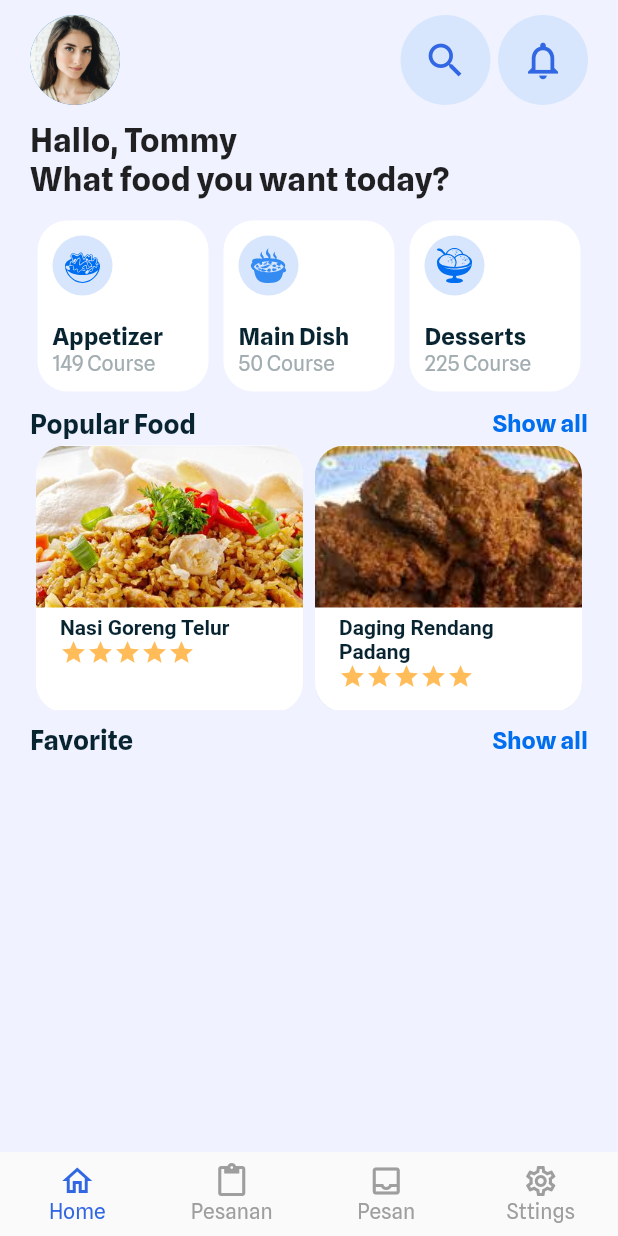
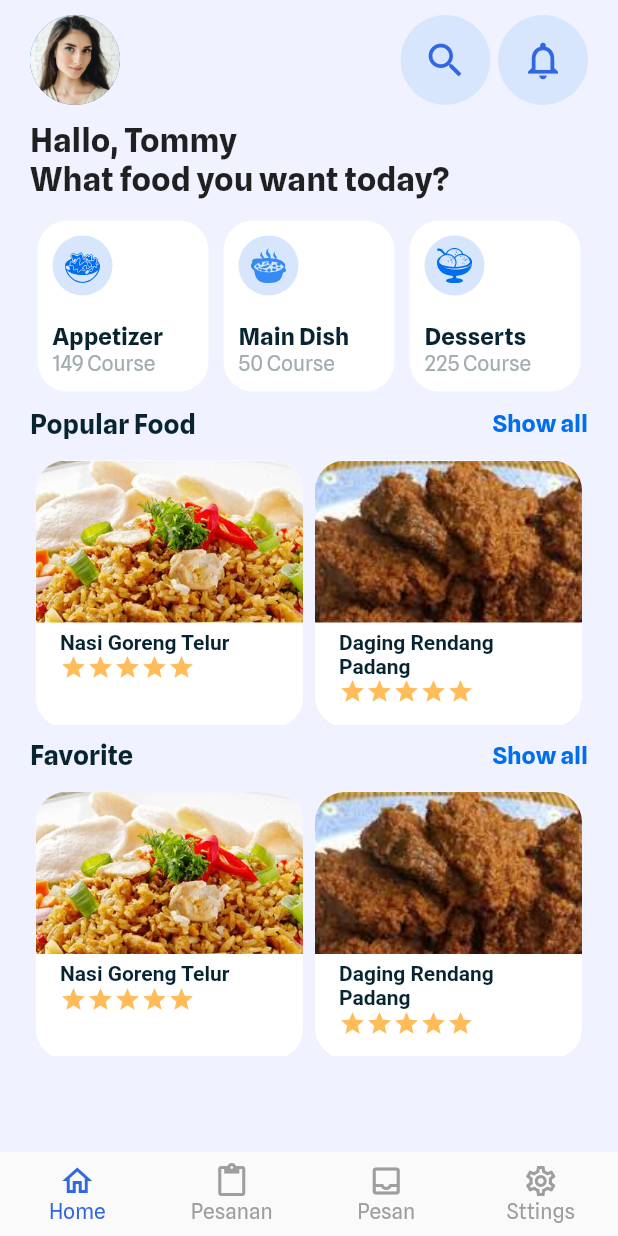
Before and after one commit to syafrialzulmi/flutter_food_sea, a Flutter app: the screen it shows after launch, on a phone screen of 412 x 824 dp. Run offline on Flutter 3.47's test engine with Material 2 defaults, Android fonts, the phone set to English and light mode, and no system bars; our stand-ins replace flutter_svg.

Commit message:
update favotite

```diff
--- a/lib/home_page.dart
+++ b/lib/home_page.dart
@@ -211,6 +211,7 @@
                       ),
                     ],
                   ),
+                  const SizedBox(height: 10),
                   SizedBox(
                     height: 180,
                     child: GridView.count(
@@ -218,7 +219,8 @@
                       shrinkWrap: true,
                       physics: NeverScrollableScrollPhysics(),
                       children: myFoodPopular
-                          .map((popular) => SizedBox(
+                          .map(
+                            (popular) => SizedBox(
                               child: Card(
                                 shape: RoundedRectangleBorder(
                                   borderRadius: BorderRadius.circular(20),
@@ -245,43 +247,36 @@
                                               Text(
                                                 popular['namePopular'],
                                                 maxLines: 2,
-                                                      style: TextStyle(
-                                                        fontWeight:
-                                                            FontWeight.bold,
-                                                        color:
-                                                            Color(0xff082431),
+                                                style: const TextStyle(
+                                                  fontWeight: FontWeight.bold,
+                                                  color: Color(0xff082431),
                                                 ),
                                               ),
                                               Row(
                                                 children: const [
                                                   Icon(
                                                     Icons.star_outlined,
-                                                          color:
-                                                              Color(0xffFFBC58),
+                                                    color: Color(0xffFFBC58),
                                                     size: 18,
                                                   ),
                                                   Icon(
                                                     Icons.star_outlined,
-                                                          color:
-                                                              Color(0xffFFBC58),
+                                                    color: Color(0xffFFBC58),
                                                     size: 18,
                                                   ),
                                                   Icon(
                                                     Icons.star_outlined,
-                                                          color:
-                                                              Color(0xffFFBC58),
+                                                    color: Color(0xffFFBC58),
                                                     size: 18,
                                                   ),
                                                   Icon(
                                                     Icons.star_outlined,
-                                                          color:
-                                                              Color(0xffFFBC58),
+                                                    color: Color(0xffFFBC58),
                                                     size: 18,
                                                   ),
                                                   Icon(
                                                     Icons.star_outlined,
-                                                          color:
-                                                              Color(0xffFFBC58),
+                                                    color: Color(0xffFFBC58),
                                                     size: 18,
                                                   ),
                                                 ],
@@ -294,18 +289,7 @@
                                   ),
                                 ),
                               ),
-                                  )
-                              // Container(
-                              //   margin: EdgeInsets.all(5),
-                              //   decoration: BoxDecoration(
-                              //     color: Colors.white,
-                              //     borderRadius: BorderRadius.circular(20),
-                              //   ),
-                              //   child: GridTile(
-                              //     header: GridTileBar(),
-                              //     footer: GridTileBar(),
-                              //   ),
-                              // ),
+                            ),
                           )
                           .toList(),
                     ),
@@ -331,7 +315,90 @@
                         ),
                       ),
                     ],
+                  ),
+                  const SizedBox(height: 10),
+                  SizedBox(
+                    height: 180,
+                    child: GridView.count(
+                      crossAxisCount: 2,
+                      shrinkWrap: true,
+                      physics: NeverScrollableScrollPhysics(),
+                      children: myFoodPopular
+                          .map(
+                            (popular) => SizedBox(
+                              child: Card(
+                                shape: RoundedRectangleBorder(
+                                  borderRadius: BorderRadius.circular(20),
+                                ),
+                                elevation: 0,
+                                child: ClipRRect(
+                                  borderRadius: BorderRadius.circular(20),
+                                  child: GridTile(
+                                    child: Image.asset(
+                                      popular['imagePopular'],
+                                      fit: BoxFit.cover,
+                                    ),
+                                    footer: SizedBox(
+                                      height: 70,
+                                      child: GridTileBar(
+                                        backgroundColor: Colors.white,
+                                        title: Padding(
+                                          padding: const EdgeInsets.only(
+                                              top: 5, bottom: 5),
+                                          child: Column(
+                                            crossAxisAlignment:
+                                                CrossAxisAlignment.start,
+                                            children: [
+                                              Text(
+                                                popular['namePopular'],
+                                                maxLines: 2,
+                                                style: const TextStyle(
+                                                  fontWeight: FontWeight.bold,
+                                                  color: Color(0xff082431),
+                                                ),
+                                              ),
+                                              Row(
+                                                children: const [
+                                                  Icon(
+                                                    Icons.star_outlined,
+                                                    color: Color(0xffFFBC58),
+                                                    size: 18,
+                                                  ),
+                                                  Icon(
+                                                    Icons.star_outlined,
+                                                    color: Color(0xffFFBC58),
+                                                    size: 18,
+                                                  ),
+                                                  Icon(
+                                                    Icons.star_outlined,
+                                                    color: Color(0xffFFBC58),
+                                                    size: 18,
+                                                  ),
+                                                  Icon(
+                                                    Icons.star_outlined,
+                                                    color: Color(0xffFFBC58),
+                                                    size: 18,
+                                                  ),
+                                                  Icon(
+                                                    Icons.star_outlined,
+                                                    color: Color(0xffFFBC58),
+                                                    size: 18,
+                                                  ),
+                                                ],
                                               )
+                                            ],
+                                          ),
+                                        ),
+                                      ),
+                                    ),
+                                  ),
+                                ),
+                              ),
+                            ),
+                          )
+                          .toList(),
+                    ),
+                  ),
                 ],
               ),
             ),
```
Lines whose indentation alone changed are shown as unchanged.
